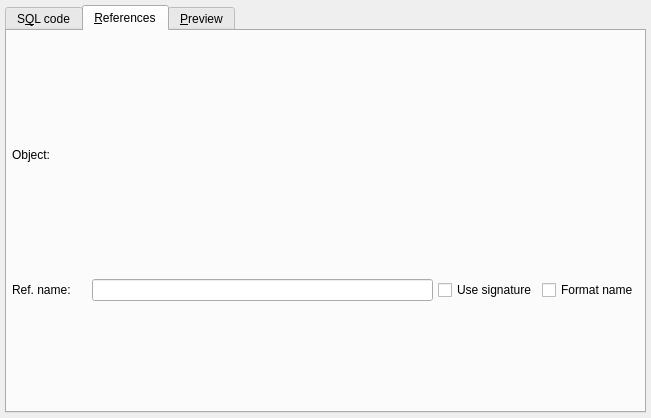
First picture: the form in libs/libgui/ui/dbobjects/genericsqlwidget.ui, repository pgmodeler/pgmodeler, before the edit.
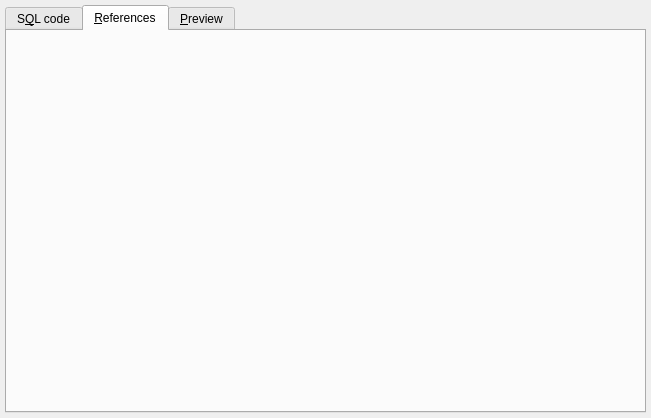
Second picture: the form after the edit. The open tabs and pages were chosen to show the change. Icons and pictures are not drawn.

Commit message:
Created the widget ObjectReferencesWidget that handles GenericSQL references
Added the method GenericSQL::addObjectReferences

Refactored GenericSQLWidget in such a way to use ObjectReferencesWidget

Refactored ViewWidget to use ObjectReferencesWidget (WIP)

```diff
--- a/libs/libgui/ui/dbobjects/genericsqlwidget.ui
+++ b/libs/libgui/ui/dbobjects/genericsqlwidget.ui
@@ -57,124 +57,6 @@
       <attribute name="title">
        <string>&amp;References</string>
       </attribute>
-      <layout class="QGridLayout" name="references_grid">
-       <property name="leftMargin">
-        <number>5</number>
-       </property>
-       <property name="topMargin">
-        <number>5</number>
-       </property>
-       <property name="rightMargin">
-        <number>5</number>
-       </property>
-       <property name="bottomMargin">
-        <number>5</number>
-       </property>
-       <property name="spacing">
-        <number>5</number>
-       </property>
-       <item row="0" column="0">
-        <layout class="QHBoxLayout" name="horizontalLayout_2">
-         <property name="spacing">
-          <number>5</number>
-         </property>
-         <item>
-          <widget class="QLabel" name="object_lbl">
-           <property name="text">
-            <string>Object:</string>
-           </property>
-          </widget>
-         </item>
-         <item>
-          <widget class="QLabel" name="sel_obj_icon_lbl">
-           <property name="sizePolicy">
-            <sizepolicy hsizetype="Fixed" vsizetype="Preferred">
-             <horstretch>0</horstretch>
-             <verstretch>0</verstretch>
-            </sizepolicy>
-           </property>
-           <property name="minimumSize">
-            <size>
-             <width>32</width>
-             <height>32</height>
-            </size>
-           </property>
-           <property name="maximumSize">
-            <size>
-             <width>32</width>
-             <height>32</height>
-            </size>
-           </property>
-           <property name="frameShape">
-            <enum>QFrame::NoFrame</enum>
-           </property>
-           <property name="frameShadow">
-            <enum>QFrame::Plain</enum>
-           </property>
-           <property name="text">
-            <string/>
-           </property>
-           <property name="scaledContents">
-            <bool>true</bool>
-           </property>
-           <property name="alignment">
-            <set>Qt::AlignCenter</set>
-           </property>
-          </widget>
-         </item>
-        </layout>
-       </item>
-       <item row="1" column="0">
-        <widget class="QLabel" name="ref_name_lbl">
-         <property name="text">
-          <string>Ref. name:</string>
-         </property>
-        </widget>
-       </item>
-       <item row="1" column="1">
-        <layout class="QHBoxLayout" name="horizontalLayout">
-         <property name="spacing">
-          <number>5</number>
-         </property>
-         <item>
-          <widget class="QLineEdit" name="ref_name_edt">
-           <property name="toolTip">
-            <string>&lt;p&gt;The name of the reference to an object. All occurences of the reference enclosed by &lt;strong&gt;{}&lt;/strong&gt; are replaced by the referenced object's name or signature in the generic SQL object's code.&lt;/p&gt;</string>
-           </property>
-           <property name="statusTip">
-            <string/>
-           </property>
-          </widget>
-         </item>
-         <item>
-          <widget class="QCheckBox" name="use_signature_chk">
-           <property name="toolTip">
-            <string>&lt;p&gt;Use the referenced object's signature instead of its name. For some objects like functions, casts, operators and some others the signature will include parameters types and some other information.&lt;/p&gt;</string>
-           </property>
-           <property name="statusTip">
-            <string/>
-           </property>
-           <property name="text">
-            <string>Use signature</string>
-           </property>
-          </widget>
-         </item>
-         <item>
-          <widget class="QCheckBox" name="format_name_chk">
-           <property name="toolTip">
-            <string>&lt;p&gt;The referenced object's name or signature will be automatically quoted when special characters are found. Additionally, for schema qualified objects, the name of the parent schema is prepended to the referenced object's name or signature. This will avoid common SQL syntax errors or loss of semantics.&lt;/p&gt;</string>
-           </property>
-           <property name="statusTip">
-            <string/>
-           </property>
-           <property name="text">
-            <string>Format name</string>
-           </property>
-          </widget>
-         </item>
-        </layout>
-       </item>
-      </layout>
      </widget>
      <widget class="QWidget" name="tab_3">
       <attribute name="icon">
```
Left out of the diff: 2 changed lines with no effect on the pictures. The commit also changes 14 other files.
